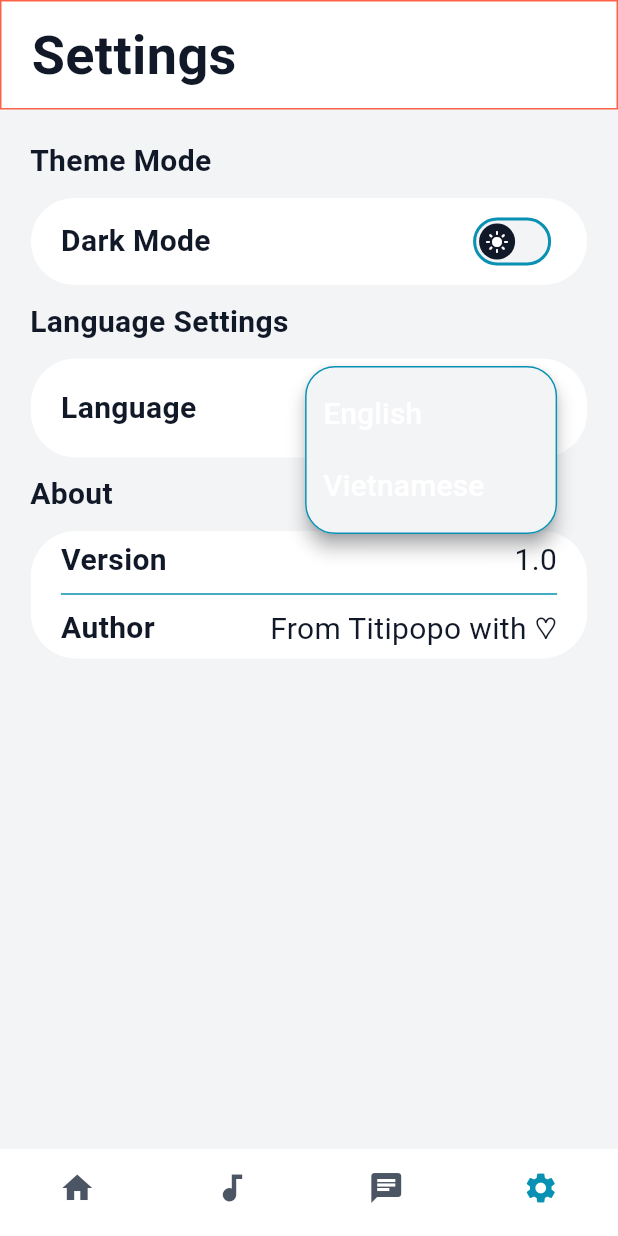
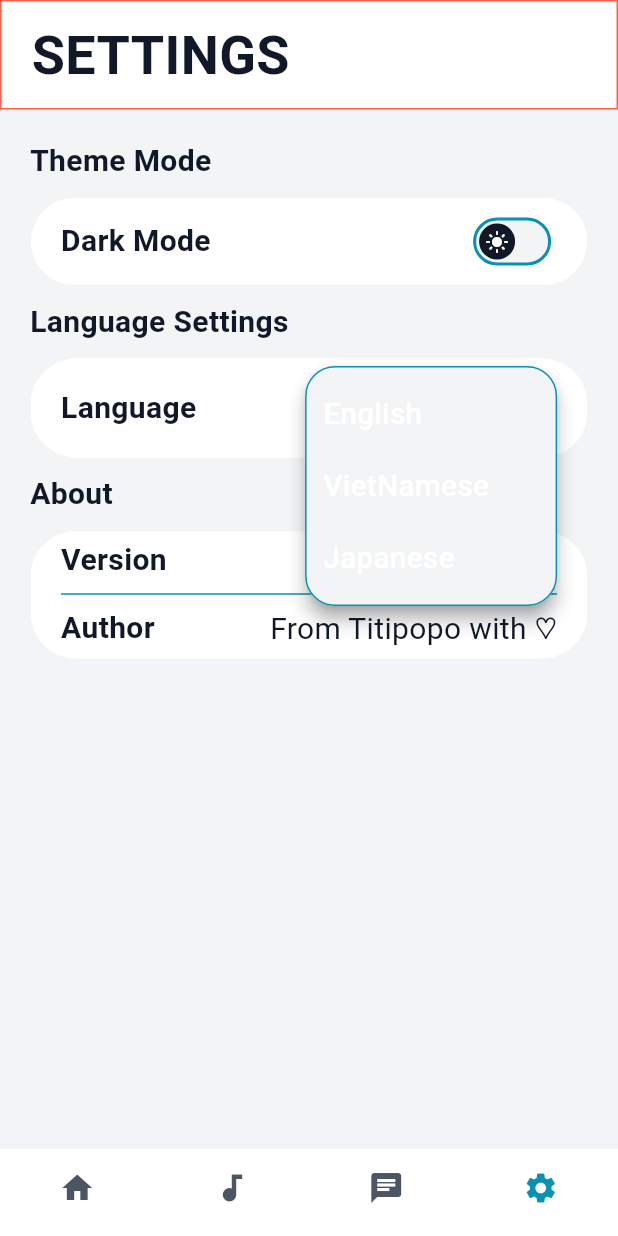
Before and after one commit to titipopo/flutter, a Flutter app: the screen it shows after launch, item 4 of the bottom bar chosen, after a tap on the "navigate next" icon, on a phone screen of 412 x 824 dp. Run offline on Flutter 3.47's test engine with Material 3 defaults, Android fonts, the light colour scheme and no system bars; our stand-ins replace equatable, firebase_auth, firebase_core, flutter_bloc, shared_preferences; missing offline and left inert: dart:ffi; accounts and stored records are empty; generated files the repository leaves out were written again.

Commit message:
add file

```diff
--- a/lib/app.dart
+++ b/lib/app.dart
@@ -1,4 +1,5 @@
 import 'package:chatapp/l10n/l10n.dart';
+import 'package:chatapp/src/cubit/language_cubit.dart';
 import 'package:chatapp/src/cubit/theme_cubit.dart';
 import 'package:chatapp/src/routers/routers.dart';
 import 'package:chatapp/src/theme/theme.dart';
@@ -11,7 +12,12 @@ class App extends StatelessWidget {
   @override
   Widget build(BuildContext context) {
     return BlocBuilder<ThemeCubit, ThemeMode>(
+      buildWhen: (previousState, currentState) => previousState != currentState,
       builder: (context, state) {
+        return BlocBuilder<LanguageCubit, LanguageState>(
+            buildWhen: (previousState, currentState) =>
+                previousState != currentState,
+            builder: (_, localeState) {
               return MaterialApp(
                 debugShowCheckedModeBanner: false,
                 title: 'Chat App',
@@ -20,9 +26,10 @@ class App extends StatelessWidget {
                 themeMode: state,
                 supportedLocales: AppLocalizations.supportedLocales,
                 localizationsDelegates: AppLocalizations.localizationsDelegates,
-          locale: const Locale('vi', 'VN'),
+                locale: localeState.locale,
                 onGenerateRoute: AppPages.generateRouterSettings,
               );
+            });
       },
     );
   }
--- a/lib/main.dart
+++ b/lib/main.dart
@@ -1,5 +1,6 @@
 import 'package:chatapp/app.dart';
 import 'package:chatapp/firebase_options.dart';
+import 'package:chatapp/src/cubit/language_cubit.dart';
 import 'package:chatapp/src/screens/auth/bloc/authentication_bloc.dart';
 import 'package:chatapp/src/cubit/theme_cubit.dart';
 import 'package:firebase_core/firebase_core.dart';
@@ -15,5 +16,6 @@ void main() async {
   runApp(MultiBlocProvider(providers: [
     BlocProvider<AuthenticationBloc>(create: (_) => AuthenticationBloc()),
     BlocProvider<ThemeCubit>(create: (_) => ThemeCubit(prefs: prefs)),
+    BlocProvider<LanguageCubit>(create: (_) => LanguageCubit(prefs: prefs)),
   ], child: const App()));
 }
--- a/lib/src/consts/const_strings.dart
+++ b/lib/src/consts/const_strings.dart
@@ -2,4 +2,5 @@ class ConstStrings{
   static const String saveThemeModeKey = 'themeMode';
   static const String lightMode = 'light';
   static const String darkMode = 'dark';
+  static const String saveLanguageKey = 'locate';
 }
--- /dev/null
+++ b/lib/src/cubit/language_cubit.dart
@@ -0,0 +1,48 @@
+import 'package:chatapp/src/consts/const_strings.dart';
+import 'package:chatapp/src/services/storage_manager.dart';
+import 'package:equatable/equatable.dart';
+import 'package:flutter/material.dart';
+import 'package:flutter_bloc/flutter_bloc.dart';
+import 'package:shared_preferences/shared_preferences.dart';
+
+part 'language_state.dart';
+
+class LanguageCubit extends Cubit<LanguageState> {
+  LanguageCubit({required this.prefs})
+      : super(const LanguageInitial(Locale('en'))) {
+    _loadLanguage();
+  }
+
+  SharedPreferences prefs;
+
+  void _loadLanguage() async {
+    String? strLocale = prefs.getString(ConstStrings.saveLanguageKey) ?? "";
+    Locale locale = const Locale('en');
+    switch (strLocale) {
+      case "en":
+        locale = const Locale('en');
+      case "vi":
+        locale = const Locale('vi');
+      case "jp":
+        locale = const Locale('jp');
+      default:
+        locale = const Locale('en');
+    }
+    emit(LanguageInitial(locale));
+  }
+
+  void toVietNamese() {
+    StorageManager.saveData(prefs, ConstStrings.saveThemeModeKey, 'vi');
+    emit(const LanguageInitial(Locale('vi')));
+  }
+
+  void toJapanese() {
+    StorageManager.saveData(prefs, ConstStrings.saveThemeModeKey, 'jp');
+    emit(const LanguageInitial(Locale('jp')));
+  }
+
+  void toEnglish() {
+    StorageManager.saveData(prefs, ConstStrings.saveThemeModeKey, 'en');
+    emit(const LanguageInitial(Locale('en')));
+  }
+}
--- /dev/null
+++ b/lib/src/cubit/language_state.dart
@@ -0,0 +1,15 @@
+part of 'language_cubit.dart';
+
+@immutable
+abstract class LanguageState extends Equatable {
+  const LanguageState(this.locale);
+
+  final Locale locale;
+
+  @override
+  List<Object?> get props => [locale];
+}
+
+class LanguageInitial extends LanguageState {
+  const LanguageInitial(super.locale);
+}
--- a/lib/src/screens/home/settings.dart
+++ b/lib/src/screens/home/settings.dart
@@ -1,3 +1,5 @@
+import 'package:chatapp/l10n/l10n.dart';
+import 'package:chatapp/src/cubit/language_cubit.dart';
 import 'package:chatapp/src/cubit/theme_cubit.dart';
 import 'package:chatapp/src/utils/page_name.dart';
 import 'package:chatapp/src/utils/section.dart';
@@ -5,7 +7,7 @@ import 'package:chatapp/src/utils/settings_container.dart';
 import 'package:flutter/material.dart';
 import 'package:flutter_bloc/flutter_bloc.dart';
 
-enum Menu { english, vietmamese }
+enum Menu { en, vi, jp }
 
 class SettingsScreen extends StatefulWidget {
   const SettingsScreen({super.key});
@@ -16,14 +18,29 @@ class SettingsScreen extends StatefulWidget {
 
 class _SettingsScreenState extends State<SettingsScreen> {
   bool light = true;
+  String language = "";
+
+  String getlanguageName(String locale) {
+    switch (locale) {
+      case "en":
+        return AppLocalizations.of(context).en;
+      case "vi":
+        return AppLocalizations.of(context).vi;
+      case "jp":
+        return AppLocalizations.of(context).jp;
+      default:
+        return AppLocalizations.of(context).vi;
+    }
+  }
 
   @override
   Widget build(BuildContext context) {
     ThemeMode themeMode = context.read<ThemeCubit>().state;
+    language = getlanguageName(Localizations.localeOf(context).toString());
     return SingleChildScrollView(
         physics: const BouncingScrollPhysics(),
         child: Column(children: [
-          const PageName(name: 'Settings'),
+          PageName(name: AppLocalizations.of(context).settings),
           const SizedBox(
             height: 10,
           ),
@@ -80,20 +97,33 @@ class _SettingsScreenState extends State<SettingsScreen> {
                     Section(
                         label: 'Language',
                         child: Row(children: [
-                          Text(Localizations.localeOf(context).toString()),
+                          Text(language),
                           PopupMenuButton<Menu>(
                             popUpAnimationStyle: AnimationStyle.noAnimation,
                             icon: const Icon(Icons.navigate_next),
-                            onSelected: (Menu item) {},
+                            onSelected: (Menu item) {
+                              switch (item) {
+                                case Menu.en:
+                                  context.read<LanguageCubit>().toEnglish();
+                                case Menu.vi:
+                                  context.read<LanguageCubit>().toVietNamese();
+                                case Menu.jp:
+                                  context.read<LanguageCubit>().toJapanese();
+                              }
+                            },
                             itemBuilder: (BuildContext context) =>
                                 <PopupMenuEntry<Menu>>[
-                              const PopupMenuItem<Menu>(
-                                value: Menu.english,
-                                child: Text('English'),
+                              PopupMenuItem<Menu>(
+                                value: Menu.en,
+                                child: Text(AppLocalizations.of(context).en),
                               ),
-                              const PopupMenuItem<Menu>(
-                                value: Menu.vietmamese,
-                                child: Text('Vietnamese'),
+                              PopupMenuItem<Menu>(
+                                value: Menu.vi,
+                                child: Text(AppLocalizations.of(context).vi),
+                              ),
+                              PopupMenuItem<Menu>(
+                                value: Menu.jp,
+                                child: Text(AppLocalizations.of(context).jp),
                               ),
                             ],
                           ),
```
Also changed, not shown: lib/l10n/arb/app_en.arb (+10 -3 lines), lib/l10n/arb/app_vi.arb (+8 -1 lines). Lines whose indentation alone changed are shown as unchanged.
